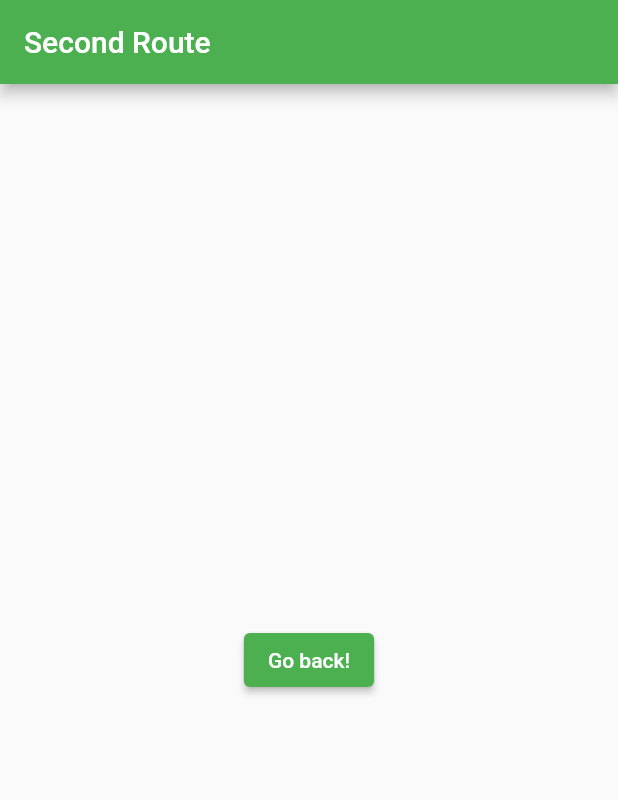
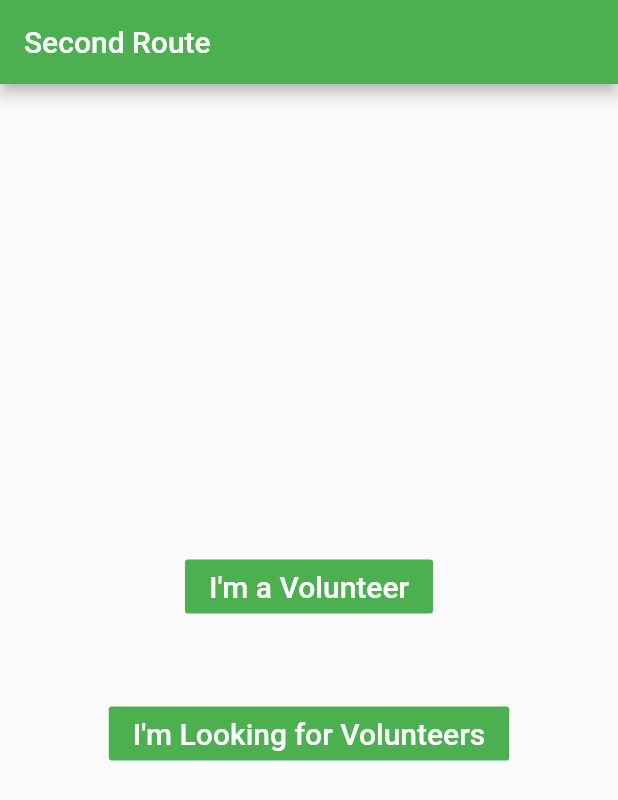
Before and after one commit to neeltron/the_good_samaritan, a Flutter app: the SecondRoute screen opened directly, on a phone screen of 412 x 824 dp. Shown: the top 800 px of the screen. Run offline on Flutter 3.47's test engine with Material 2 defaults, Android fonts, the phone set to English and light mode, and no system bars.

Commit message:
added content to screen 2

```diff
--- a/lib/main.dart
+++ b/lib/main.dart
@@ -37,11 +37,28 @@ class SecondRoute extends StatelessWidget {
         automaticallyImplyLeading: false,
       ),
       body: Center(
-        child: ElevatedButton(
-          onPressed: () {
-            // Navigate back to first route when tapped.
-          },
-          child: const Text('Go back!'),
+        child: Column(
+          mainAxisAlignment: MainAxisAlignment.center,
+          children: <Widget>[
+            Container(
+              margin: const EdgeInsets.all(25),
+              child: FlatButton(
+                child: const Text('I\'m a Volunteer', style: TextStyle(fontSize: 20.0),),
+                color: Colors.green,
+                textColor: Colors.white,
+                onPressed: () {},
+              ),
+            ),
+            Container(
+              margin: const EdgeInsets.all(25),
+              child: FlatButton(
+                child: const Text('I\'m Looking for Volunteers', style: TextStyle(fontSize: 20.0),),
+                color: Colors.green,
+                textColor: Colors.white,
+                onPressed: () {},
+              ),
+            ),
+          ],
         ),
       ),
     );
```
